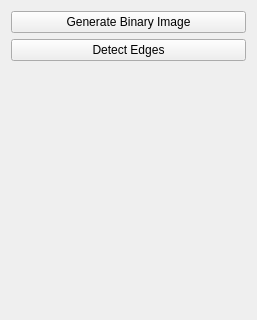
First picture: the form in ui/tools.ui, repository 0xC0000409/ImageProcessor, before the edit; both pictures show x 0 to 257 and y 0 to 320 of the 257 by 597 pixel window.
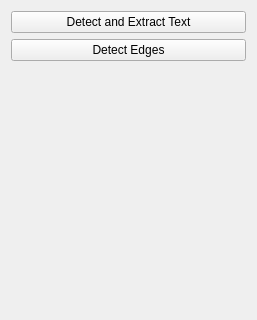
Second picture: the form after the edit.

Commit message: Add .env, text extraction from image and generic helpers

```diff
--- a/ui/tools.ui
+++ b/ui/tools.ui
@@ -17,7 +17,7 @@
    <item>
     <widget class="QPushButton" name="buttonGenBinaryImage">
      <property name="text">
-      <string>Generate Binary Image</string>
+      <string>Detect and Extract Text</string>
      </property>
     </widget>
    </item>
```
Left out of the diff: 2 changed lines with no effect on the pictures. The commit also changes 9 other files.
